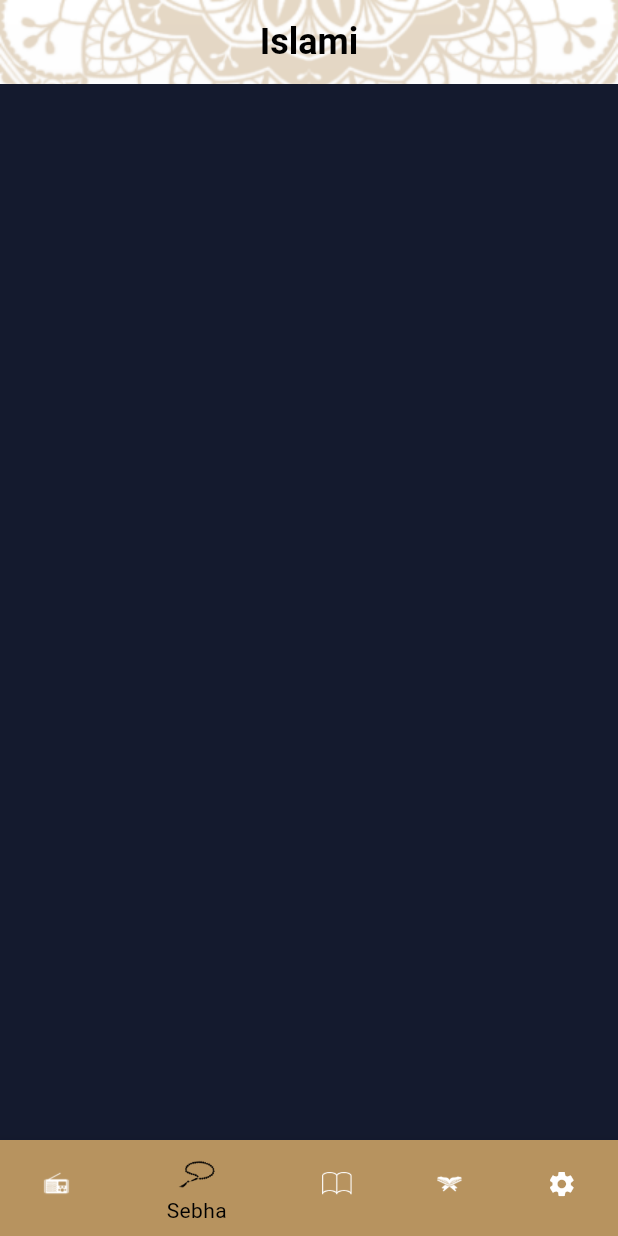
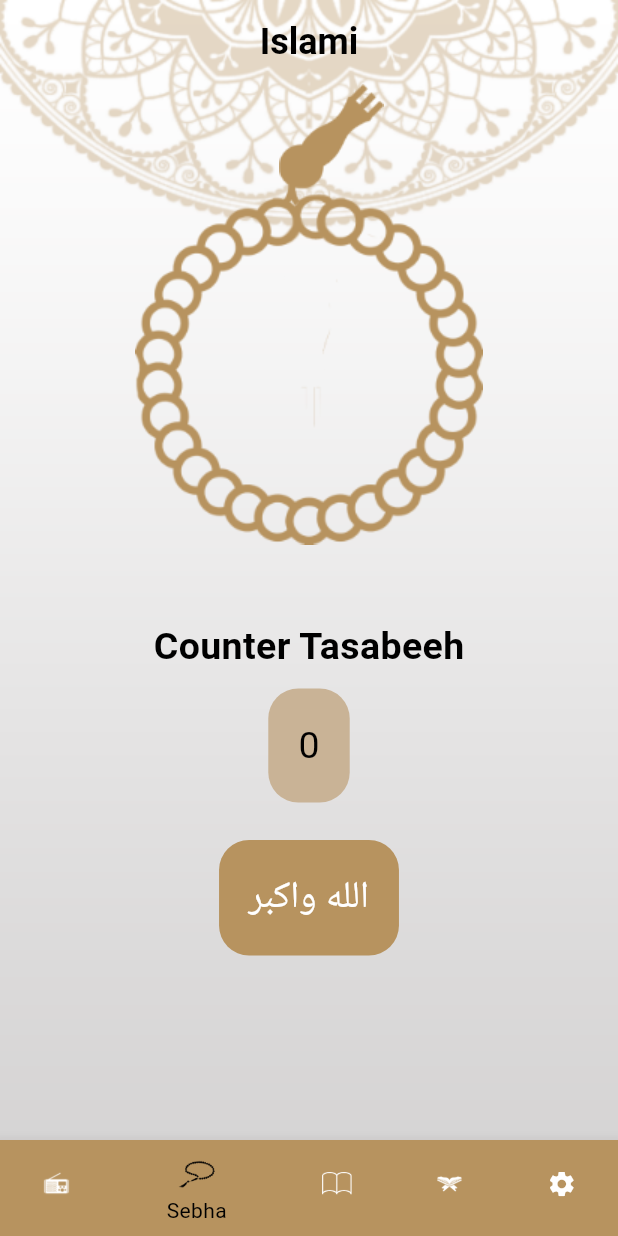
Before and after one commit to youssemagdy/Islamy_app_c10, a Flutter app: the screen it shows after launch, item 2 of the bottom bar chosen, on a phone screen of 412 x 824 dp. Run offline on Flutter 3.47's test engine with Material 3 defaults, Android fonts, the phone set to English and light mode, and no system bars; generated files the repository leaves out were written again.

Commit message:
Initial Commit

```diff
--- a/lib/ui/home/taps/sebha_widget.dart
+++ b/lib/ui/home/taps/sebha_widget.dart
@@ -1,14 +1,90 @@
+import 'dart:math';
+
 import 'package:flutter/material.dart';
 
-class SabhaWidget extends StatelessWidget
-{
+class SabhaWidget extends StatefulWidget {
   const SabhaWidget({Key? key}) : super(key: key);
 
   @override
-  Widget build(BuildContext context)
-  {
-    return Container(
-      color: const Color(0xFF141A2E),
+  State<SabhaWidget> createState() => _TasbeehState();
+}
+
+class _TasbeehState extends State<SabhaWidget> {
+  int counter = 0;
+  int index = 0;
+  double angle = 0;
+  List<String> doaa =
+  [
+    'الله واكبر','سبحان الله','لا لله الا لله','الحمد لله','اسغفر الله العظيم'
+  ];
+  @override
+  Widget build(BuildContext context) {
+    return Column(
+      crossAxisAlignment: CrossAxisAlignment.center,
+      children: [
+        Stack(
+          children: [
+            Padding(
+              padding: const EdgeInsets.only(left: 30.0),
+              child: Align(
+                alignment: Alignment.center,
+                child: Image.asset('assets/image/head_sebha_logo.png', height: 100,),
+              ),
+            ),
+            GestureDetector(
+              onTap: (){
+                counterTasabeh();
+              },
+              child: Padding(
+                padding: const EdgeInsets.only(top: 73),
+                child: Align(
+                  alignment: Alignment.center,
+                  child: Transform.rotate(
+                    angle: angle,
+                    child: Image.asset('assets/image/body_sebha_logo.png'))
+                ),
+              ),
+            ),
+          ],
+        ),
+        const SizedBox(height: 50,),
+        const Text('Counter Tasabeeh', style: TextStyle(fontSize: 25, fontWeight: FontWeight.w600),),
+        Container(
+          margin: const EdgeInsets.all(10),
+          padding: const EdgeInsets.all(20),
+          decoration: BoxDecoration(
+            color: const Color(0xFFC9B396),
+            borderRadius: BorderRadius.circular(20),
+          ),
+          child: Text(counter.toString(), style: const TextStyle(fontSize: 25, fontWeight: FontWeight.w400),),
+        ),
+        const SizedBox(height: 5,),
+        Container(
+          margin: const EdgeInsets.all(10),
+          padding: const EdgeInsets.all(20),
+          decoration: BoxDecoration(
+            color: const Color(0xFFB7935F),
+            borderRadius: BorderRadius.circular(20),
+          ),
+          child: Text(doaa[index], style: const TextStyle(fontSize: 25, fontWeight: FontWeight.w400, color: Colors.white),),
+        ),
+      ],
     );
   }
+  counterTasabeh(){
+    angle += 50;
+    if (counter == 33){
+      counter = 0;
+      if (index < doaa.length - 1){
+        index ++;
+      }
+      else{
+        index = 0;
+      }
+    }
+    else{
+      counter ++;
+    }
+    setState(() {});
+  }
 }
```
